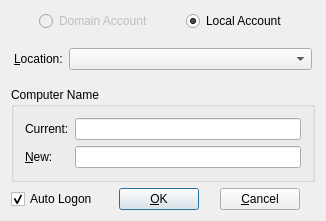
RallyWRT/qtapplications, file APP/src/plugins/usermanager/settingsdialog/settingsdialog.ui: the form before one commit.
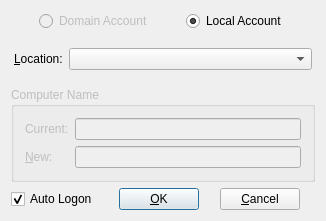
The form after the commit.

The edit to the form file:
```diff
--- a/APP/src/plugins/usermanager/settingsdialog/settingsdialog.ui
+++ b/APP/src/plugins/usermanager/settingsdialog/settingsdialog.ui
@@ -166,6 +166,9 @@
    </item>
    <item row="2" column="0">
     <widget class="QGroupBox" name="groupBox_2">
+     <property name="enabled">
+      <bool>false</bool>
+     </property>
      <property name="title">
       <string>Computer Name</string>
      </property>
```
